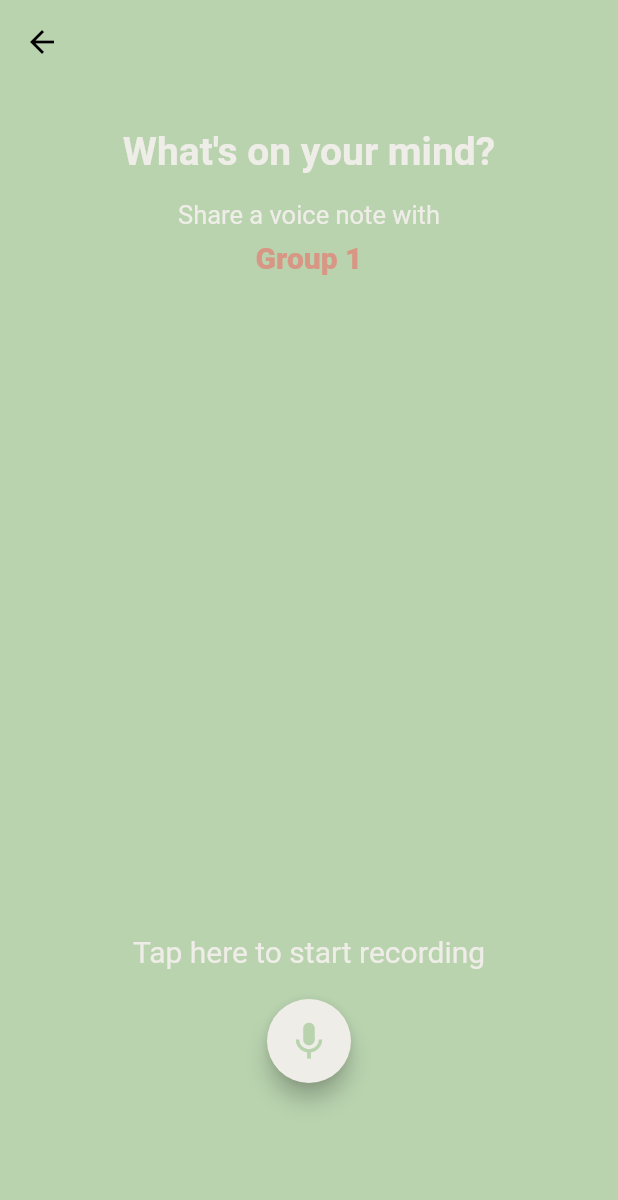
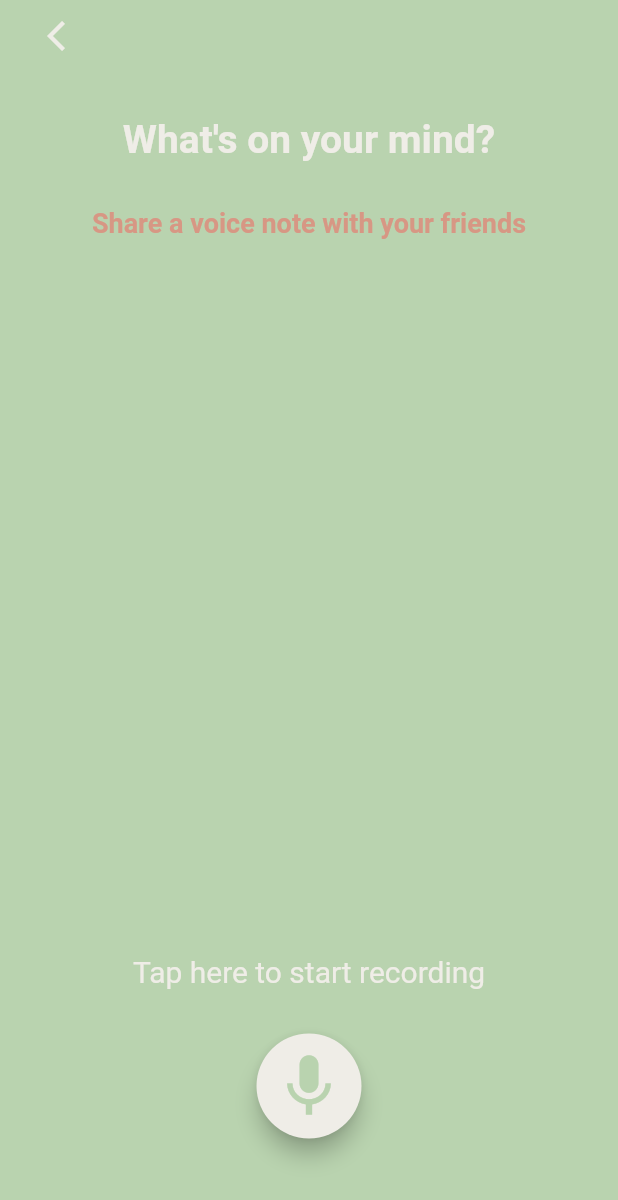
Before and after one commit to acm-projects/Catch-Up, a Flutter app: the VoicePage screen opened directly, on a phone screen of 412 x 824 dp. Shown: the top 1200 px of the screen. Run offline on Flutter 3.47's test engine with Material 2 defaults, Android fonts, the phone set to English and light mode, and no system bars; our stand-ins replace animated_splash_screen, camera, firebase_auth, firebase_core, page_transition, video_player; accounts and stored records are empty; network calls fail; Roboto replaces fonts that are missing (Poppins); project files that could hold a hidden picture were left out.

Commit message:
added 3 pages, changed some existing page formatting, made password textfield hidden

```diff
--- a/lib/screens/home.dart
+++ b/lib/screens/home.dart
@@ -2,6 +2,7 @@
 
 import 'package:catch_up/screens/all_groups.dart';
 import 'package:catch_up/screens/individual_group.dart';
+import 'package:catch_up/screens/join_add_group.dart';
 import 'package:catch_up/screens/main_profile.dart';
 import 'package:catch_up/screens/videopage.dart';
 import 'package:catch_up/screens/voice_page.dart';
@@ -494,7 +495,7 @@ class _HomeState extends State<Home> {
                         onPressed: () {
                           Navigator.of(context).push(MaterialPageRoute(
                               builder: ((BuildContext context) {
-                            return const AllGroups();
+                            return const JoinAddGroup();
                           })));
                         },
                         backgroundColor: Color(0xffD79784),
@@ -604,7 +605,7 @@ class _HomeState extends State<Home> {
               onPressed: () {
                 Navigator.of(context)
                     .push(MaterialPageRoute(builder: ((BuildContext context) {
-                  return const FriendsPage();
+                  return const AllGroups();
                 })));
               },
               icon: const Icon(
--- a/lib/screens/sign_in_page.dart
+++ b/lib/screens/sign_in_page.dart
@@ -60,6 +60,7 @@ class _SignInPageState extends State<SignInPage> {
     TextEditingController controller,
   ) {
     return TextField(
+      obscureText: true,
       controller: controller,
       decoration: InputDecoration(
         hintStyle: TextStyle(
@@ -73,7 +74,7 @@ class _SignInPageState extends State<SignInPage> {
   }
 
   Widget _errorMessage() {
-    return Text(errorMessage == '' ? '' : 'Humm ? $errorMessage');
+    return Text(errorMessage == '' ? '' : 'Uh oh ? $errorMessage');
   }
 
   Widget _submitButton() {
@@ -126,9 +127,6 @@ class _SignInPageState extends State<SignInPage> {
                     ),
                   ),
                 ),
-
-                //top spacing
-                //SizedBox(height: 15),
 
                 //logo
                 Image.asset(
--- a/lib/screens/videopage.dart
+++ b/lib/screens/videopage.dart
@@ -2,7 +2,6 @@ import 'package:flutter/material.dart';
 import 'package:camera/camera.dart';
 import 'package:video_player/video_player.dart';
 import 'dart:io';
-
 
 class VideoPage extends StatefulWidget {
   final String filePath;
@@ -12,6 +11,7 @@ class VideoPage extends StatefulWidget {
   @override
   _VideoPageState createState() => _VideoPageState();
 }
+
 class _VideoPageState extends State<VideoPage> {
   late VideoPlayerController _videoPlayerController;
 
@@ -28,7 +28,6 @@ class _VideoPageState extends State<VideoPage> {
     await _videoPlayerController.play();
   }
 
-
   @override
   Widget build(BuildContext context) {
     return Scaffold(
@@ -41,6 +40,7 @@ Widget build(BuildContext context) {
             icon: const Icon(Icons.check),
             onPressed: () {
               print('do something with the file');
+              //also go to send to groups page
             },
           )
         ],
@@ -57,6 +57,5 @@ Widget build(BuildContext context) {
         },
       ),
     );
-
   }
 }
--- a/lib/screens/voice_page.dart
+++ b/lib/screens/voice_page.dart
@@ -13,16 +13,30 @@ class _VoicePageState extends State<VoicePage> {
     return Scaffold(
       extendBodyBehindAppBar: true,
       backgroundColor: Color(0xffB9D3AF),
-      appBar: AppBar(
-        elevation: 0,
-        backgroundColor: Colors.transparent,
-      ),
+      // appBar: AppBar(
+      //   elevation: 0,
+      //   backgroundColor: Colors.transparent,
+      // ),
       body: Container(
         child: SafeArea(
           child: Center(
             child: Column(
               // ignore: prefer_const_literals_to_create_immutables
               children: <Widget>[
+                //back arrow
+                Padding(
+                  padding: const EdgeInsets.only(right: 325),
+                  child: IconButton(
+                    onPressed: () {
+                      Navigator.of(context).pop();
+                    },
+                    icon: const Icon(
+                      Icons.arrow_back_ios,
+                      color: Color(0xffEFEDE7),
+                    ),
+                  ),
+                ),
+
                 const SizedBox(height: 30),
                 const Text(
                   'What\'s on your mind?',
@@ -33,27 +47,27 @@ class _VoicePageState extends State<VoicePage> {
                     color: Color(0xffEFEDE7),
                   ),
                 ),
-                const SizedBox(height: 17),
+                const SizedBox(height: 30),
                 const Text(
-                  'Share a voice note with',
+                  'Share a voice note with your friends',
                   style: TextStyle(
-                    fontWeight: FontWeight.w400,
-                    fontSize: 17,
-                    fontFamily: 'Poppins',
-                    color: Color(0xffEFEDE7),
-                  ),
-                ),
-                const SizedBox(height: 7),
-                const Text(
-                  'Group 1',
-                  style: TextStyle(
-                    fontWeight: FontWeight.w900,
-                    fontSize: 20,
+                    fontWeight: FontWeight.bold,
+                    fontSize: 18,
                     fontFamily: 'Poppins',
                     color: Color(0xffD79784),
                   ),
                 ),
-                const SizedBox(height: 440),
+                const SizedBox(height: 7),
+                // const Text(
+                //   'Group 1',
+                //   style: TextStyle(
+                //     fontWeight: FontWeight.w900,
+                //     fontSize: 20,
+                //     fontFamily: 'Poppins',
+                //     color: Color(0xffD79784),
+                //   ),
+                // ),
+                const SizedBox(height: 470),
                 const Text(
                   'Tap here to start recording',
                   style: TextStyle(
@@ -63,12 +77,19 @@ class _VoicePageState extends State<VoicePage> {
                     color: Color(0xffEFEDE7),
                   ),
                 ),
-                const SizedBox(height: 20),
-                FloatingActionButton(
-                  onPressed: () {},
-                  backgroundColor: const Color(0xffEFEDE7),
-                  child:
-                      const Icon(Icons.mic, color: Color(0xffB9D3AF), size: 30),
+                const SizedBox(height: 30),
+                SizedBox(
+                  height: 70,
+                  width: 70,
+                  child: FloatingActionButton(
+                    onPressed: () {},
+                    backgroundColor: const Color(0xffEFEDE7),
+                    child: const Icon(
+                      Icons.mic,
+                      color: Color(0xffB9D3AF),
+                      size: 50,
+                    ),
+                  ),
                 )
               ],
             ),
```
Also changed, not shown: lib/screens/all_groups.dart (+30 -4 lines), lib/screens/create_new_group.dart (added, +42 -0 lines), lib/screens/join_add_group.dart (added, +178 -0 lines), lib/screens/join_group_page.dart (added, +127 -0 lines), lib/loginOptions.dart (deleted). Lines whose indentation alone changed are shown as unchanged.
